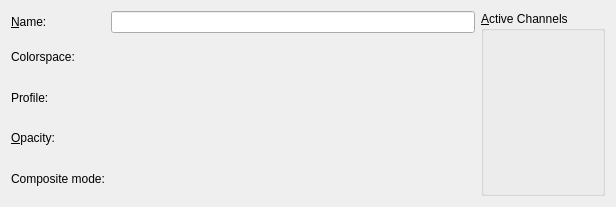
First picture: the form in krita/ui/forms/wdglayerproperties.ui, repository KDE/krita, before the edit.
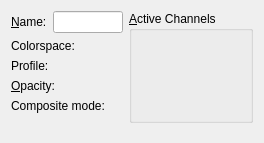
Second picture: the form after the edit. Custom widgets are drawn as their Qt base class.

Commit message: fix layout of the layer properties dialog

Diff of the .ui file:
```diff
--- a/krita/ui/forms/wdglayerproperties.ui
+++ b/krita/ui/forms/wdglayerproperties.ui
@@ -5,12 +5,20 @@
    <rect>
     <x>0</x>
     <y>0</y>
-    <width>616</width>
-    <height>207</height>
+    <width>264</width>
+    <height>143</height>
    </rect>
   </property>
-  <layout class="QGridLayout" >
+  <layout class="QGridLayout" name="gridLayout_2" >
    <item row="0" column="0" >
+    <layout class="QGridLayout" name="gridLayout" >
+     <item row="0" column="0" >
+      <layout class="QHBoxLayout" name="horizontalLayout_6" >
+       <item>
+        <layout class="QVBoxLayout" name="verticalLayout" >
+         <item>
+          <layout class="QHBoxLayout" name="horizontalLayout" >
+           <item>
     <widget class="QLabel" name="textLabel1" >
      <property name="text" >
       <string>&amp;Name:</string>
@@ -20,43 +28,42 @@
      </property>
     </widget>
    </item>
-   <item row="0" column="1" >
+           <item>
     <widget class="QLineEdit" name="editName" />
    </item>
-   <item rowspan="5" row="0" column="2" >
-    <widget class="QGroupBox" name="grpActiveChannels" >
-     <property name="toolTip" >
-      <string>Select the set of active channels.</string>
-     </property>
-     <property name="whatsThis" >
-      <string>Select the set of active channels. Only active channels will be visible, filtered or affected by painting.</string>
-     </property>
-     <property name="title" >
-      <string>&amp;Active Channels</string>
-     </property>
-    </widget>
-   </item>
-   <item row="1" column="0" >
+          </layout>
+         </item>
+         <item>
+          <layout class="QHBoxLayout" name="horizontalLayout_2" >
+           <item>
     <widget class="QLabel" name="textLabel2" >
      <property name="text" >
       <string>Colorspace:</string>
      </property>
     </widget>
    </item>
-   <item row="1" column="1" >
+           <item>
     <widget class="KisCmbIDList" native="1" name="cmbColorSpaces" />
    </item>
-   <item row="2" column="0" >
+          </layout>
+         </item>
+         <item>
+          <layout class="QHBoxLayout" name="horizontalLayout_3" >
+           <item>
     <widget class="QLabel" name="textLabel1_2" >
      <property name="text" >
       <string>Profile:</string>
      </property>
     </widget>
    </item>
-   <item row="2" column="1" >
+           <item>
     <widget class="SqueezedComboBox" native="1" name="cmbProfile" />
    </item>
-   <item row="3" column="0" >
+          </layout>
+         </item>
+         <item>
+          <layout class="QHBoxLayout" name="horizontalLayout_4" >
+           <item>
     <widget class="QLabel" name="textLabel3" >
      <property name="text" >
       <string>&amp;Opacity:</string>
@@ -66,18 +73,69 @@
      </property>
     </widget>
    </item>
-   <item row="3" column="1" >
+           <item>
     <widget class="KoSliderCombo" native="1" name="intOpacity" />
    </item>
-   <item row="4" column="0" >
+          </layout>
+         </item>
+         <item>
+          <layout class="QHBoxLayout" name="horizontalLayout_5" >
+           <item>
     <widget class="QLabel" name="textLabel4" >
      <property name="text" >
       <string>Composite mode:</string>
      </property>
     </widget>
    </item>
-   <item row="4" column="1" >
+           <item>
     <widget class="KisCmbComposite" native="1" name="cmbComposite" />
+           </item>
+          </layout>
+         </item>
+         <item>
+          <spacer name="verticalSpacer" >
+           <property name="orientation" >
+            <enum>Qt::Vertical</enum>
+           </property>
+           <property name="sizeHint" stdset="0" >
+            <size>
+             <width>102</width>
+             <height>13</height>
+            </size>
+           </property>
+          </spacer>
+         </item>
+        </layout>
+       </item>
+       <item>
+        <widget class="QGroupBox" name="grpActiveChannels" >
+         <property name="toolTip" >
+          <string>Select the set of active channels.</string>
+         </property>
+         <property name="whatsThis" >
+          <string>Select the set of active channels. Only active channels will be visible, filtered or affected by painting.</string>
+         </property>
+         <property name="title" >
+          <string>&amp;Active Channels</string>
+         </property>
+        </widget>
+       </item>
+      </layout>
+     </item>
+     <item row="1" column="0" >
+      <spacer name="verticalSpacer_2" >
+       <property name="orientation" >
+        <enum>Qt::Vertical</enum>
+       </property>
+       <property name="sizeHint" stdset="0" >
+        <size>
+         <width>20</width>
+         <height>11</height>
+        </size>
+       </property>
+      </spacer>
+     </item>
+    </layout>
    </item>
   </layout>
  </widget>
```
Lines whose indentation alone changed are shown as unchanged.
